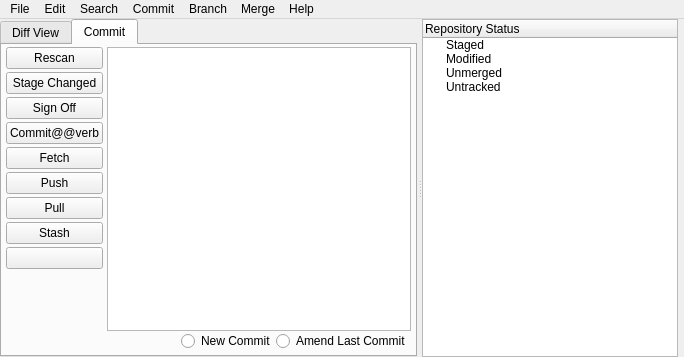
The window that ui/main.ui (git-cola/git-cola) describes before a commit, drawn with Qt 5.
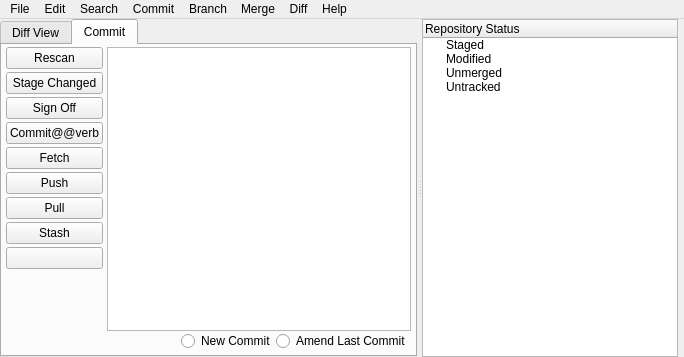
The same window after the commit.

Commit message:
Add a diff menu to contain diff-specific actions
Diff against SHA-1, diff branches, and diff commits should
all be in the same menu.  The "diff expression" action
can then go in this menu.

The edit to the form file:
```diff
--- a/ui/main.ui
+++ b/ui/main.ui
@@ -583,12 +583,24 @@
     <addaction name="menu_help_docs" />
     <addaction name="menu_help_about" />
    </widget>
+   <widget class="QMenu" name="diff_menu" >
+    <property name="title" >
+     <string>Diff</string>
+    </property>
+    <addaction name="menu_branch_diff" />
+    <addaction name="menu_diff_expression" />
+    <addaction name="separator" />
+    <addaction name="menu_branch_compare" />
+    <addaction name="menu_commit_compare" />
+    <addaction name="menu_commit_compare_file" />
+   </widget>
    <addaction name="file_menu" />
    <addaction name="edit_menu" />
    <addaction name="search_menu" />
    <addaction name="commit_menu" />
    <addaction name="branch_menu" />
    <addaction name="merge_menu" />
+   <addaction name="diff_menu" />
    <addaction name="help_menu" />
   </widget>
   <action name="menu_unstage_selected" >
```
Left out of the diff: 20 changed lines with no effect on the pictures.
